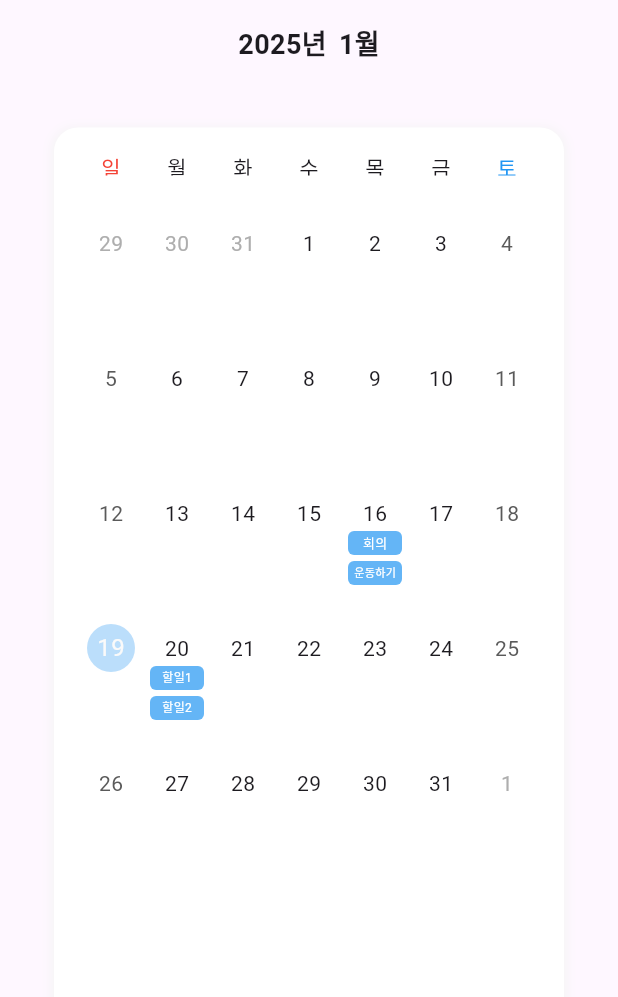
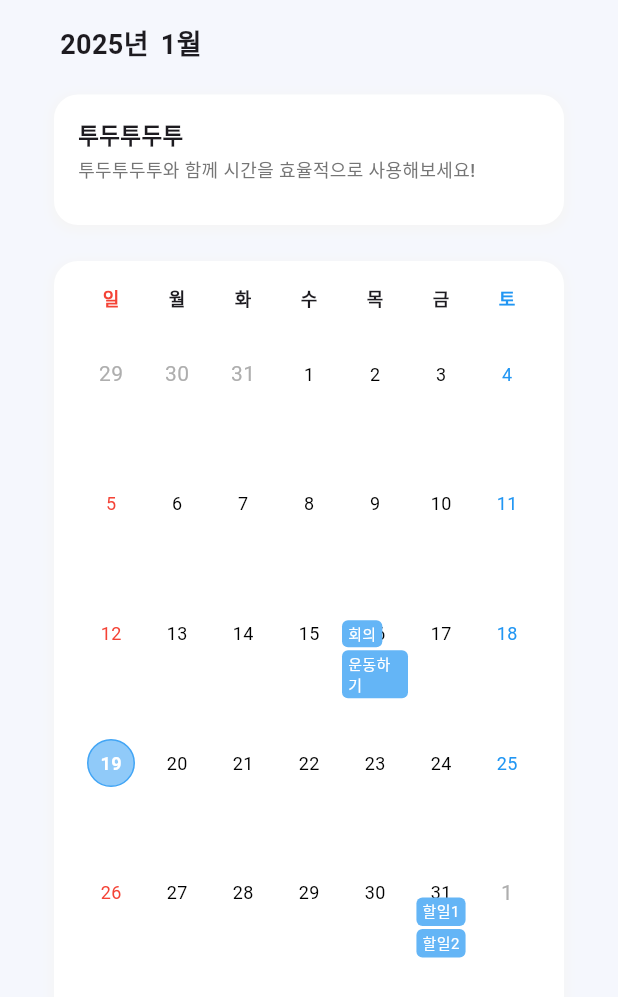
Before and after one commit to Team-TodoTodoTo/frontend, a Flutter app: the CalendarScreen screen opened directly, on a phone screen of 412 x 824 dp. Shown: the top 997 px of the screen. Run offline on Flutter 3.47's test engine with Material 3 defaults, Android fonts, the phone set to English and light mode, and no system bars; drawn by our look-alikes of table_calendar; our stand-ins replace get.

Commit message:
feat: calendar 페이지 마무리

```diff
--- a/lib/src/layout/main_layout.dart
+++ b/lib/src/layout/main_layout.dart
@@ -48,6 +48,7 @@ class _MainLayoutState extends State<MainLayout> {
           BottomNavigationBarItem(
               icon: Icon(Icons.calendar_month), label: '캘린더'),
         ],
+        backgroundColor: const Color(0xFFF5F7FD),
         currentIndex: _selectedIndex,
         selectedItemColor: Colors.black,
         unselectedItemColor: Colors.grey,
--- a/lib/src/screens/calendar/calendar_screen.dart
+++ b/lib/src/screens/calendar/calendar_screen.dart
@@ -11,25 +11,10 @@ class CalendarScreen extends StatefulWidget {
 
 class _CalendarScreenState extends State<CalendarScreen> {
   DateTime _focusedDay = DateTime.now();
-  DateTime? _selectedDay;
-  late PageController _pageController;
 
-  @override
-  void initState() {
-    super.initState();
-    _pageController = PageController();
-  }
-
-  @override
-  void dispose() {
-    _pageController.dispose();
-    super.dispose();
-  }
-
-  // 샘플 투두 데이터
   final Map<DateTime, List<String>> _events = {
     DateTime.utc(2025, 1, 16): ['회의', '운동하기'],
-    DateTime.utc(2025, 1, 20): ['할일1', '할일2'],
+    DateTime.utc(2025, 1, 31): ['할일1', '할일2'],
   };
 
   List<String> _getEventsForDay(DateTime day) {
@@ -42,132 +27,191 @@ class _CalendarScreenState extends State<CalendarScreen> {
     });
   }
 
+  // 달의 주 수를 계산하는 함수
+  int _getWeekCount(DateTime date) {
+    DateTime firstDay = DateTime(date.year, date.month, 1);
+    DateTime lastDay = DateTime(date.year, date.month + 1, 0);
+    int firstWeekday = firstDay.weekday % 7;
+    int totalDays = lastDay.day;
+    return ((totalDays + firstWeekday) / 7).ceil(); // 4, 5, 6 중 하나
+  }
+
   @override
   Widget build(BuildContext context) {
-    return Column(
+    int weekCount = _getWeekCount(_focusedDay);
+    double screenHeight = MediaQuery.of(context).size.height;
+
+    // SectionContainer 내부 패딩 + 요일 텍스트 높이 합산
+    double containerPadding = 32.0; // 상하 패딩 합 (가정값)
+    double weekdayTextHeight = 30.0; // 요일 텍스트 높이
+
+    // section container에서 요일 텍스트를 제외한 높이 계산
+    double availableHeight =
+        screenHeight * 0.6 - containerPadding - weekdayTextHeight;
+
+    // 날짜 박스의 높이를 동적으로 조절
+    double rowHeight = availableHeight / weekCount;
+
+    return Scaffold(
+      backgroundColor: const Color(0xFFF5F7FD),
+      body: SafeArea(
+        child: Column(
+          crossAxisAlignment: CrossAxisAlignment.stretch,
           children: [
-        // 연월 표시 (SectionContainer 밖으로 이동)
             Padding(
-          padding: const EdgeInsets.all(16.0),
+              padding: const EdgeInsets.only(
+                  left: 40, right: 16.0, top: 16.0, bottom: 16.0), // 왼쪽 패딩 적용
               child: Row(
-            mainAxisAlignment: MainAxisAlignment.center,
+                mainAxisAlignment: MainAxisAlignment.start,
                 children: [
                   Text(
                     '${_focusedDay.year}년',
-                style:
-                    const TextStyle(fontSize: 18, fontWeight: FontWeight.bold),
+                    style: const TextStyle(
+                        fontSize: 18, fontWeight: FontWeight.bold),
                   ),
                   const SizedBox(width: 8),
                   Text(
                     '${_focusedDay.month}월',
-                style:
-                    const TextStyle(fontSize: 18, fontWeight: FontWeight.bold),
+                    style: const TextStyle(
+                        fontSize: 18, fontWeight: FontWeight.bold),
                   ),
                 ],
               ),
             ),
 
-        Expanded(
+            // 추가된 SectionContainer (투두투두투)
+            Padding(
+              padding: const EdgeInsets.symmetric(horizontal: 16),
+              child: SectionContainer(
+                title: '투두투두투',
+                date: '투두투두투와 함께 시간을 효율적으로 사용해보세요!',
+                children: const [],
+              ),
+            ),
+
+            Flexible(
+              fit: FlexFit.tight,
               child: Padding(
                 padding: const EdgeInsets.all(16),
                 child: SectionContainer(
                   children: [
                     TableCalendar(
-                  rowHeight: 90,
                       firstDay: DateTime.utc(2020, 1, 1),
                       lastDay: DateTime.utc(2030, 12, 31),
                       focusedDay: _focusedDay,
-                  selectedDayPredicate: (day) => isSameDay(_selectedDay, day),
                       startingDayOfWeek: StartingDayOfWeek.sunday,
-
-                  // 기본 헤더 제거
                       headerVisible: false,
-
-                  // 스와이프로 월 변경 기능
+                      rowHeight: rowHeight, // 동적으로 계산된 날짜 박스 높이 적용
                       onPageChanged: (focusedDay) {
                         _onPageChanged(focusedDay);
                       },
-
                       calendarStyle: CalendarStyle(
-                    selectedDecoration: BoxDecoration(
-                      color: Colors.blue.shade400,
-                      shape: BoxShape.circle,
+                        defaultTextStyle: const TextStyle(
+                          fontSize: 12, // 날짜 텍스트 크기 12로 조정
+                          fontWeight: FontWeight.normal,
+                          color: Colors.black, // 기본 텍스트 색상
                         ),
                         todayDecoration: BoxDecoration(
-                      color: Colors.blue.shade100,
+                          color: Colors.blue.shade200,
                           shape: BoxShape.circle,
+                          border: Border.all(
+                              color: Colors.blue.shade400, width: 1), // 선택적 테두리
+                        ),
+                        todayTextStyle: const TextStyle(
+                          fontSize: 12, // 텍스트 크기 유지
+                          fontWeight: FontWeight.bold,
+                          color: Colors.white,
                         ),
                       ),
+                      eventLoader: (day) => _getEventsForDay(day),
+                      calendarBuilders: CalendarBuilders(
+                        defaultBuilder: (context, day, focusedDay) {
+                          TextStyle textStyle = const TextStyle(
+                            fontSize: 12, // 날짜 크기 조정
+                            fontWeight: FontWeight.normal,
+                            color: Colors.black, // 기본 날짜 색상
+                          );
 
-                  eventLoader: (day) => _getEventsForDay(day),
+                          if (day.weekday == DateTime.saturday) {
+                            textStyle = textStyle.copyWith(
+                                color: Colors.blue); // 토요일 파란색
+                          } else if (day.weekday == DateTime.sunday) {
+                            textStyle = textStyle.copyWith(
+                                color: Colors.red); // 일요일 빨간색
+                          }
 
-                  calendarBuilders: CalendarBuilders(
+                          return Center(
+                            child: Text(
+                              '${day.day}', // 날짜 숫자 표시
+                              style: textStyle,
+                            ),
+                          );
+                        },
+
+                        // 요일(월~일) 스타일 변경
                         dowBuilder: (context, day) {
+                          final textStyle = const TextStyle(
+                            fontSize: 12,
+                            fontWeight: FontWeight.bold,
+                          );
+
                           switch (day.weekday) {
-                        case 1:
-                          return const Center(child: Text('월'));
-                        case 2:
-                          return const Center(child: Text('화'));
-                        case 3:
-                          return const Center(child: Text('수'));
-                        case 4:
-                          return const Center(child: Text('목'));
-                        case 5:
-                          return const Center(child: Text('금'));
-                        case 6:
-                          return const Center(
-                            child:
-                                Text('토', style: TextStyle(color: Colors.blue)),
-                          );
-                        case 7:
-                          return const Center(
-                            child:
-                                Text('일', style: TextStyle(color: Colors.red)),
-                          );
+                            case DateTime.saturday:
+                              return Center(
+                                  child: Text('토',
+                                      style: textStyle.copyWith(
+                                          color: Colors.blue)));
+                            case DateTime.sunday:
+                              return Center(
+                                  child: Text('일',
+                                      style: textStyle.copyWith(
+                                          color: Colors.red)));
+                            case DateTime.monday:
+                              return Center(child: Text('월', style: textStyle));
+                            case DateTime.tuesday:
+                              return Center(child: Text('화', style: textStyle));
+                            case DateTime.wednesday:
+                              return Center(child: Text('수', style: textStyle));
+                            case DateTime.thursday:
+                              return Center(child: Text('목', style: textStyle));
+                            case DateTime.friday:
+                              return Center(child: Text('금', style: textStyle));
                           }
+                          return null;
                         },
                         markerBuilder: (context, date, events) {
                           if (events.isNotEmpty) {
-                        return SizedBox(
-                          width: 40,
-                          height: 35,
-                          child: Column(
-                            mainAxisSize: MainAxisSize.min,
-                            mainAxisAlignment: MainAxisAlignment.center,
+                            return Wrap(
+                              spacing: 4,
+                              runSpacing: 2,
                               children: events.map((event) {
                                 return Container(
-                                width: 36,
-                                height: 16,
-                                margin: const EdgeInsets.symmetric(vertical: 2),
                                   padding: const EdgeInsets.symmetric(
                                       horizontal: 4, vertical: 2),
                                   decoration: BoxDecoration(
                                     color: Colors.blue.shade300,
                                     borderRadius: BorderRadius.circular(4),
                                   ),
-                                child: FittedBox(
-                                  fit: BoxFit.scaleDown,
                                   child: Text(
                                     event.toString(),
                                     style: const TextStyle(
                                         color: Colors.white, fontSize: 10),
                                   ),
-                                ),
                                 );
                               }).toList(),
-                          ),
                             );
                           }
                           return null;
                         },
                       ),
                     ),
-                const SizedBox(height: 16),
                   ],
                 ),
               ),
             ),
           ],
+        ),
+      ),
     );
   }
 }
--- a/lib/src/screens/todo/index.dart
+++ b/lib/src/screens/todo/index.dart
@@ -25,10 +25,13 @@ class _TodoIndexState extends State<TodoIndex> {
     return ListView(
       padding: const EdgeInsets.all(16),
       children: [
-        SectionContainer(
-          title: "오늘",
-          date: "1.16. (목)",
-          children: [_buildAddTaskButton()],
+        Padding(
+          padding: const EdgeInsets.only(bottom: 20, top: 10), // 간격 추가
+          child: SectionContainer(
+            title: "오늘",
+            date: "1.16. (목)",
+            children: [_buildAddTaskButton()],
+          ),
         ),
         SectionContainer(
           title: "이번주 할일",
@@ -50,7 +53,7 @@ class _TodoIndexState extends State<TodoIndex> {
   Widget _buildTaskItem(
       int index, String title, String subtitle, bool isChecked) {
     return Container(
-      margin: const EdgeInsets.only(bottom: 8),
+      margin: const EdgeInsets.only(bottom: 16),
       padding: const EdgeInsets.all(16),
       decoration: BoxDecoration(
         color: Colors.blue.shade100,
--- a/lib/src/widgets/section_container.dart
+++ b/lib/src/widgets/section_container.dart
@@ -15,7 +15,7 @@ class SectionContainer extends StatelessWidget {
   @override
   Widget build(BuildContext context) {
     return Container(
-      margin: const EdgeInsets.symmetric(vertical: 10, horizontal: 20),
+      margin: const EdgeInsets.symmetric(vertical: 4, horizontal: 20),
       padding: const EdgeInsets.all(16),
       decoration: BoxDecoration(
         color: Colors.white,
```
Lines whose indentation alone changed are shown as unchanged.
